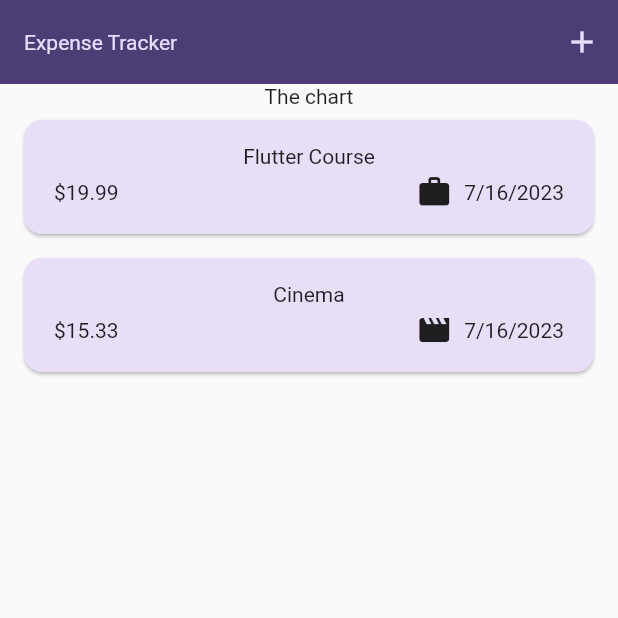
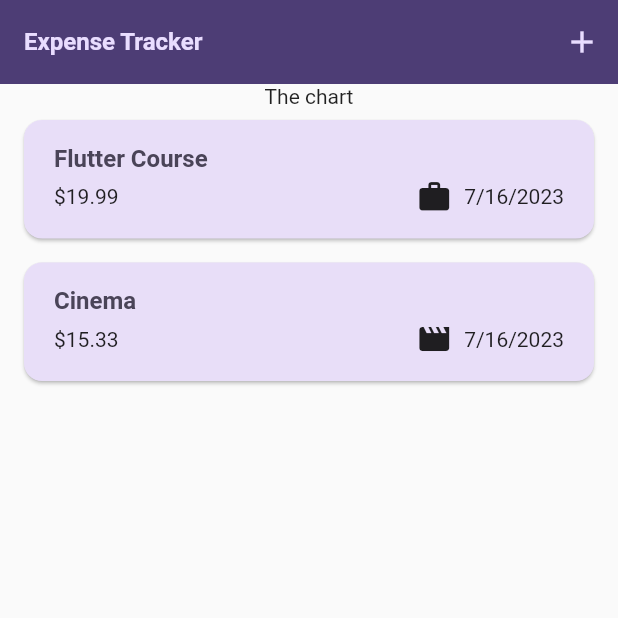
Before and after one commit to temogogitidze/expense_tracker_app, a Flutter app: the screen it shows after launch, on a phone screen of 412 x 824 dp, the top half of it. Run offline on Flutter 3.47's test engine with Material 2 defaults, Android fonts, the phone set to English and light mode, and no system bars.

Commit message:
style: add dark theme

```diff
--- a/lib/widgets/expenses_list/expense_item.dart
+++ b/lib/widgets/expenses_list/expense_item.dart
@@ -13,8 +13,12 @@ class ExpenseItem extends StatelessWidget {
       child: Padding(
         padding: const EdgeInsets.symmetric(horizontal: 20, vertical: 16),
         child: Column(
+          crossAxisAlignment: CrossAxisAlignment.start,
           children: [
-            Text(expense.title),
+            Text(
+              expense.title,
+              style: Theme.of(context).textTheme.titleLarge,
+            ),
             const SizedBox(height: 4),
             Row(
               children: [
--- a/lib/widgets/expenses_list/expenses_list.dart
+++ b/lib/widgets/expenses_list/expenses_list.dart
@@ -15,6 +15,11 @@ class ExpensesList extends StatelessWidget {
       itemCount: expenses.length,
       itemBuilder: (ctx, index) => Dismissible(
         key: ValueKey(expenses[index]),
+        background: Container(
+          color: Theme.of(context).colorScheme.error.withOpacity(0.75),
+          margin: EdgeInsets.symmetric(
+              horizontal: Theme.of(context).cardTheme.margin!.horizontal),
+        ),
         onDismissed: (direction) {
           onRemoveExpense(expenses[index]);
         },
```
Also changed, not shown: lib/main.dart (+24 -2 lines).
